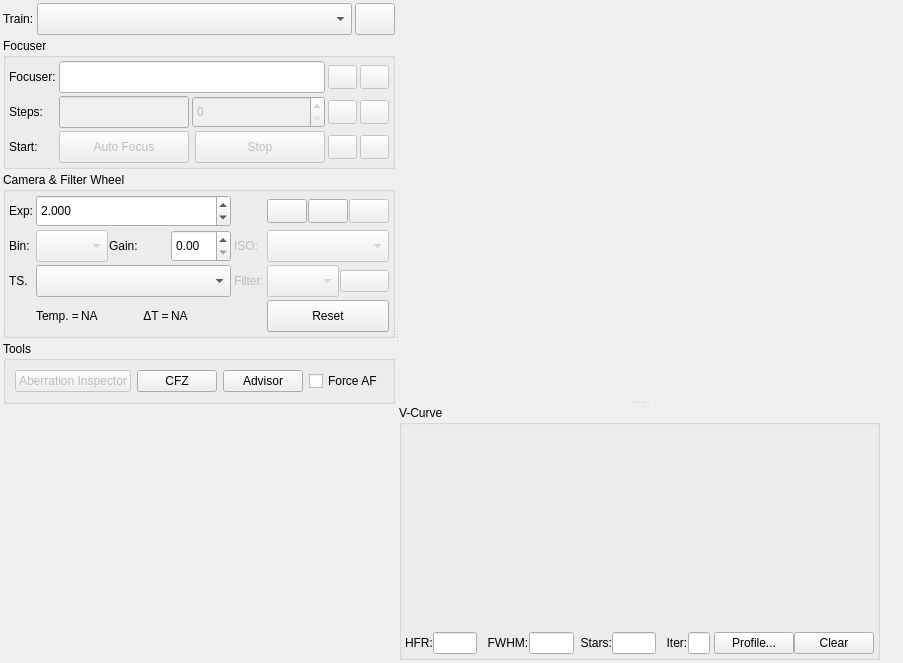
The window that kstars/ekos/focus/focus.ui (KDE/kstars) describes before a commit, drawn with Qt 5.
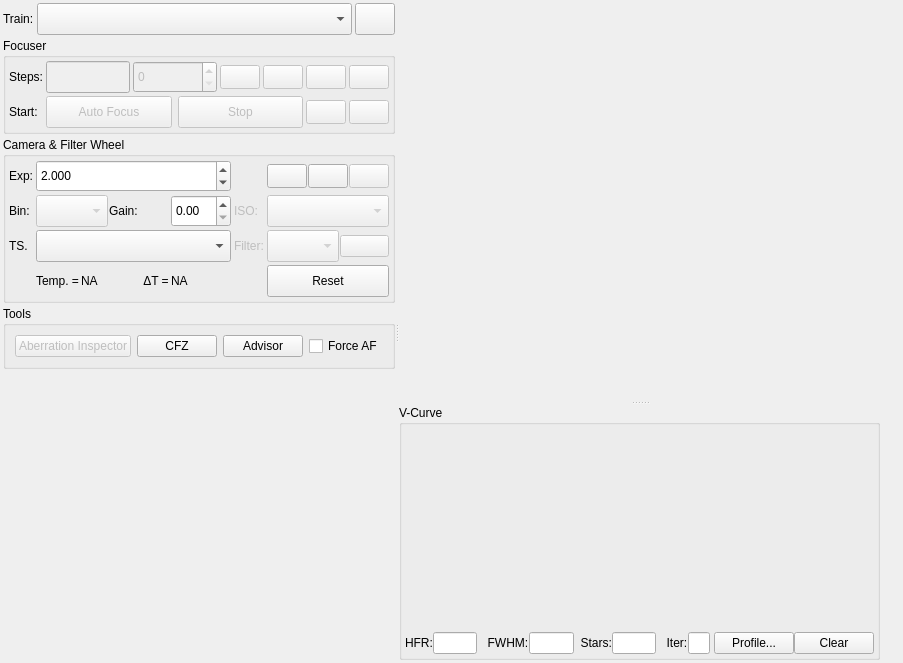
The same window after the commit. Icons and pictures are not drawn. Custom widgets are drawn as their Qt base class.

```diff
--- a/kstars/ekos/focus/focus.ui
+++ b/kstars/ekos/focus/focus.ui
@@ -149,68 +149,32 @@
           <property name="spacing">
            <number>3</number>
           </property>
-          <item row="3" column="4">
-           <widget class="QPushButton" name="startLoopB">
+          <item row="3" column="3">
+           <widget class="QPushButton" name="stopFocusB">
             <property name="enabled">
              <bool>false</bool>
             </property>
-            <property name="minimumSize">
-             <size>
-              <width>24</width>
-              <height>24</height>
-             </size>
+            <property name="sizePolicy">
+             <sizepolicy hsizetype="Expanding" vsizetype="Fixed">
+              <horstretch>0</horstretch>
+              <verstretch>0</verstretch>
+             </sizepolicy>
             </property>
-            <property name="toolTip">
-             <string>Start framing</string>
-            </property>
-            <property name="text">
-             <string/>
-            </property>
-            <property name="icon">
-             <iconset theme="media-playlist-repeat">
-              <normaloff>../../../../../../../../../../Projects2/kstars/kstars/ekos/focus</normaloff>../../../../../../../../../../Projects2/kstars/kstars/ekos/focus</iconset>
-            </property>
-            <property name="iconSize">
-             <size>
-              <width>24</width>
-              <height>24</height>
-             </size>
-            </property>
-           </widget>
-          </item>
-          <item row="0" column="5">
-           <widget class="QPushButton" name="focusOutB">
-            <property name="enabled">
-             <bool>false</bool>
-            </property>
             <property name="minimumSize">
              <size>
-              <width>24</width>
-              <height>24</height>
+              <width>0</width>
+              <height>32</height>
              </size>
             </property>
             <property name="toolTip">
-             <string>&lt;html&gt;&lt;head/&gt;&lt;body&gt;&lt;p&gt;Focus Out. &lt;/p&gt;&lt;p&gt;For SCTs this is usually CW.&lt;/p&gt;&lt;/body&gt;&lt;/html&gt;</string>
+             <string>Stop Auto Focus process</string>
             </property>
-            <property name="statusTip">
-             <string/>
-            </property>
             <property name="text">
-             <string/>
+             <string>Stop</string>
             </property>
-            <property name="icon">
-             <iconset theme="format-align-vertical-top">
-              <normaloff>../../../../../../../../../../Projects2/kstars/kstars/ekos/focus</normaloff>../../../../../../../../../../Projects2/kstars/kstars/ekos/focus</iconset>
-            </property>
-            <property name="iconSize">
-             <size>
-              <width>24</width>
-              <height>24</height>
-             </size>
-            </property>
            </widget>
           </item>
-          <item row="3" column="5">
+          <item row="3" column="6">
            <widget class="QPushButton" name="captureB">
             <property name="enabled">
              <bool>false</bool>
@@ -239,66 +203,6 @@
             </property>
            </widget>
           </item>
-          <item row="1" column="5">
-           <widget class="QPushButton" name="stopGotoB">
-            <property name="enabled">
-             <bool>false</bool>
-            </property>
-            <property name="minimumSize">
-             <size>
-              <width>24</width>
-              <height>24</height>
-             </size>
-            </property>
-            <property name="toolTip">
-             <string>Stop focuser motion</string>
-            </property>
-            <property name="text">
-             <string/>
-            </property>
-            <property name="icon">
-             <iconset theme="process-stop">
-              <normaloff>../../../../../../../../../../Projects2/kstars/kstars/ekos/focus</normaloff>../../../../../../../../../../Projects2/kstars/kstars/ekos/focus</iconset>
-            </property>
-            <property name="iconSize">
-             <size>
-              <width>28</width>
-              <height>28</height>
-             </size>
-            </property>
-           </widget>
-          </item>
-          <item row="3" column="1">
-           <widget class="QPushButton" name="startFocusB">
-            <property name="enabled">
-             <bool>false</bool>
-            </property>
-            <property name="sizePolicy">
-             <sizepolicy hsizetype="Expanding" vsizetype="Fixed">
-              <horstretch>0</horstretch>
-              <verstretch>0</verstretch>
-             </sizepolicy>
-            </property>
-            <property name="minimumSize">
-             <size>
-              <width>0</width>
-              <height>32</height>
-             </size>
-            </property>
-            <property name="toolTip">
-             <string>Start Auto Focus process</string>
-            </property>
-            <property name="text">
-             <string>Auto Focus</string>
-            </property>
-            <property name="autoDefault">
-             <bool>true</bool>
-            </property>
-            <property name="default">
-             <bool>true</bool>
-            </property>
-           </widget>
-          </item>
           <item row="1" column="0">
            <widget class="QLabel" name="label_16">
             <property name="text">
@@ -309,8 +213,8 @@
             </property>
            </widget>
           </item>
-          <item row="1" column="4">
-           <widget class="QPushButton" name="startGotoB">
+          <item row="3" column="5">
+           <widget class="QPushButton" name="startLoopB">
             <property name="enabled">
              <bool>false</bool>
             </property>
@@ -321,36 +225,23 @@
              </size>
             </property>
             <property name="toolTip">
-             <string>Go to an absolute focus position</string>
+             <string>Start framing</string>
             </property>
             <property name="text">
              <string/>
             </property>
             <property name="icon">
-             <iconset theme="run-build">
+             <iconset theme="media-playlist-repeat">
               <normaloff>../../../../../../../../../../Projects2/kstars/kstars/ekos/focus</normaloff>../../../../../../../../../../Projects2/kstars/kstars/ekos/focus</iconset>
             </property>
             <property name="iconSize">
              <size>
-              <width>28</width>
-              <height>28</height>
+              <width>24</width>
+              <height>24</height>
              </size>
             </property>
            </widget>
           </item>
-          <item row="0" column="1" colspan="3">
-           <widget class="QLineEdit" name="focuserLabel">
-            <property name="minimumSize">
-             <size>
-              <width>266</width>
-              <height>32</height>
-             </size>
-            </property>
-            <property name="readOnly">
-             <bool>true</bool>
-            </property>
-           </widget>
-          </item>
           <item row="3" column="0">
            <widget class="QLabel" name="label_22">
             <property name="text">
@@ -361,8 +252,8 @@
             </property>
            </widget>
           </item>
-          <item row="3" column="3">
-           <widget class="QPushButton" name="stopFocusB">
+          <item row="3" column="1">
+           <widget class="QPushButton" name="startFocusB">
             <property name="enabled">
              <bool>false</bool>
             </property>
@@ -379,36 +270,161 @@
              </size>
             </property>
             <property name="toolTip">
-             <string>Stop Auto Focus process</string>
+             <string>Start Auto Focus process</string>
             </property>
             <property name="text">
-             <string>Stop</string>
+             <string>Auto Focus</string>
+            </property>
+            <property name="autoDefault">
+             <bool>true</bool>
+            </property>
+            <property name="default">
+             <bool>true</bool>
             </property>
            </widget>
           </item>
-          <item row="1" column="1">
-           <widget class="QLineEdit" name="absTicksLabel">
+          <item row="1" column="1" colspan="3">
+           <layout class="QHBoxLayout" name="focuserPositionBox" stretch="1,1,0,0">
+            <property name="spacing">
+             <number>3</number>
+            </property>
+            <item>
+             <widget class="QLineEdit" name="absTicksLabel">
+              <property name="enabled">
+               <bool>false</bool>
+              </property>
+              <property name="minimumSize">
+               <size>
+                <width>0</width>
+                <height>32</height>
+               </size>
+              </property>
+              <property name="toolTip">
+               <string>Current absolute focuser position</string>
+              </property>
+              <property name="styleSheet">
+               <string notr="true">QLineEdit[readOnly=&quot;true&quot;] { color: gray }</string>
+              </property>
+              <property name="readOnly">
+               <bool>true</bool>
+              </property>
+             </widget>
+            </item>
+            <item>
+             <widget class="QSpinBox" name="absTicksSpin">
+              <property name="enabled">
+               <bool>false</bool>
+              </property>
+              <property name="sizePolicy">
+               <sizepolicy hsizetype="Expanding" vsizetype="Fixed">
+                <horstretch>0</horstretch>
+                <verstretch>0</verstretch>
+               </sizepolicy>
+              </property>
+              <property name="minimumSize">
+               <size>
+                <width>0</width>
+                <height>32</height>
+               </size>
+              </property>
+              <property name="toolTip">
+               <string>Desired absolute focus position</string>
+              </property>
+             </widget>
+            </item>
+            <item>
+             <widget class="QPushButton" name="startGotoB">
+              <property name="enabled">
+               <bool>false</bool>
+              </property>
+              <property name="minimumSize">
+               <size>
+                <width>24</width>
+                <height>24</height>
+               </size>
+              </property>
+              <property name="toolTip">
+               <string>Go to an absolute focus position</string>
+              </property>
+              <property name="text">
+               <string/>
+              </property>
+              <property name="icon">
+               <iconset theme="run-build">
+                <normaloff>../../../../../../../../../../Projects2/kstars/kstars/ekos/focus</normaloff>../../../../../../../../../../Projects2/kstars/kstars/ekos/focus</iconset>
+              </property>
+              <property name="iconSize">
+               <size>
+                <width>28</width>
+                <height>28</height>
+               </size>
+              </property>
+             </widget>
+            </item>
+            <item>
+             <widget class="QPushButton" name="stopGotoB">
+              <property name="enabled">
+               <bool>false</bool>
+              </property>
+              <property name="minimumSize">
+               <size>
+                <width>24</width>
+                <height>24</height>
+               </size>
+              </property>
+              <property name="toolTip">
+               <string>Stop focuser motion</string>
+              </property>
+              <property name="text">
+               <string/>
+              </property>
+              <property name="icon">
+               <iconset theme="process-stop">
+                <normaloff>../../../../../../../../../../Projects2/kstars/kstars/ekos/focus</normaloff>../../../../../../../../../../Projects2/kstars/kstars/ekos/focus</iconset>
+              </property>
+              <property name="iconSize">
+               <size>
+                <width>28</width>
+                <height>28</height>
+               </size>
+              </property>
+             </widget>
+            </item>
+           </layout>
+          </item>
+          <item row="1" column="6">
+           <widget class="QPushButton" name="focusOutB">
             <property name="enabled">
              <bool>false</bool>
             </property>
             <property name="minimumSize">
              <size>
-              <width>0</width>
-              <height>32</height>
+              <width>24</width>
+              <height>24</height>
              </size>
             </property>
             <property name="toolTip">
-             <string>Current absolute focuser position</string>
+             <string>&lt;html&gt;&lt;head/&gt;&lt;body&gt;&lt;p&gt;Focus Out. &lt;/p&gt;&lt;p&gt;For SCTs this is usually CW.&lt;/p&gt;&lt;/body&gt;&lt;/html&gt;</string>
             </property>
-            <property name="styleSheet">
-             <string notr="true">QLineEdit[readOnly=&quot;true&quot;] { color: gray }</string>
+            <property name="statusTip">
+             <string/>
             </property>
-            <property name="readOnly">
-             <bool>true</bool>
+            <property name="text">
+             <string/>
+            </property>
+            <property name="icon">
+             <iconset theme="format-align-vertical-top">
+              <normaloff>../../../../../../../../../../Projects2/kstars/kstars/ekos/focus</normaloff>../../../../../../../../../../Projects2/kstars/kstars/ekos/focus</iconset>
+            </property>
+            <property name="iconSize">
+             <size>
+              <width>24</width>
+              <height>24</height>
+             </size>
             </property>
            </widget>
           </item>
-          <item row="0" column="4">
+          <item row="1" column="5">
            <widget class="QPushButton" name="focusInB">
             <property name="enabled">
              <bool>false</bool>
@@ -440,35 +456,6 @@
             </property>
            </widget>
           </item>
-          <item row="0" column="0">
-           <widget class="QLabel" name="label_33">
-            <property name="text">
-             <string>Focuser:</string>
-            </property>
-           </widget>
-          </item>
-          <item row="1" column="2" colspan="2">
-           <widget class="QSpinBox" name="absTicksSpin">
-            <property name="enabled">
-             <bool>false</bool>
-            </property>
-            <property name="sizePolicy">
-             <sizepolicy hsizetype="Expanding" vsizetype="Fixed">
-              <horstretch>0</horstretch>
-              <verstretch>0</verstretch>
-             </sizepolicy>
-            </property>
-            <property name="minimumSize">
-             <size>
-              <width>0</width>
-              <height>32</height>
-             </size>
-            </property>
-            <property name="toolTip">
-             <string>Desired absolute focus position</string>
-            </property>
-           </widget>
-          </item>
          </layout>
         </widget>
        </item>
```
Left out of the diff: 7 changed lines with no effect on the pictures.
